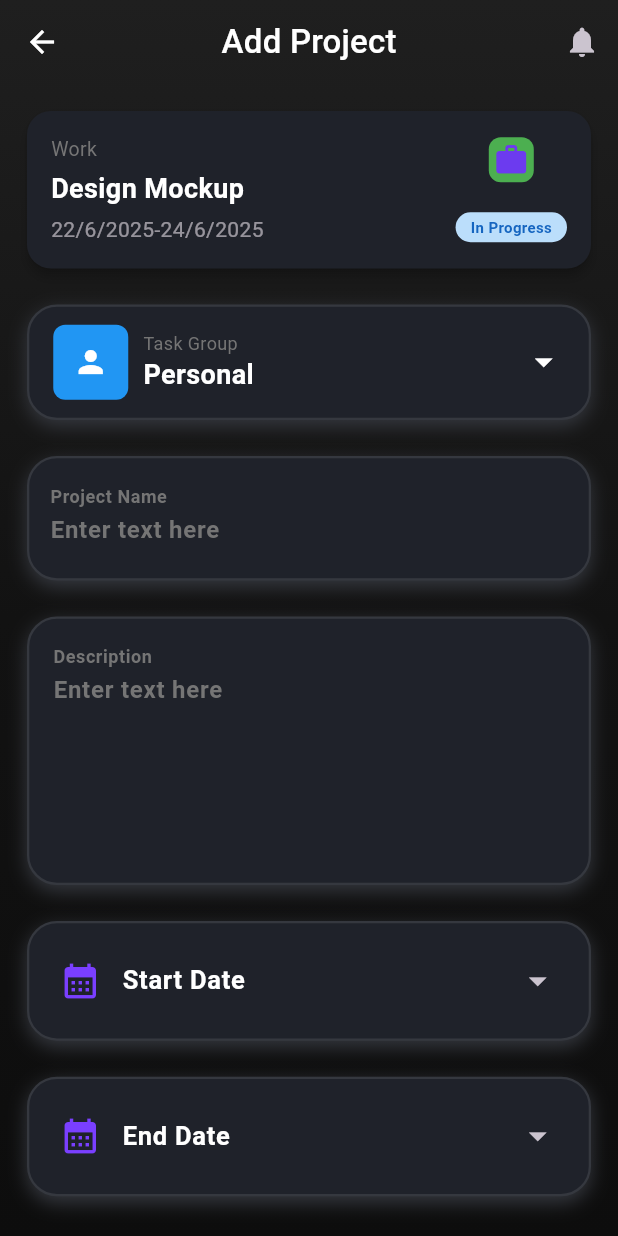
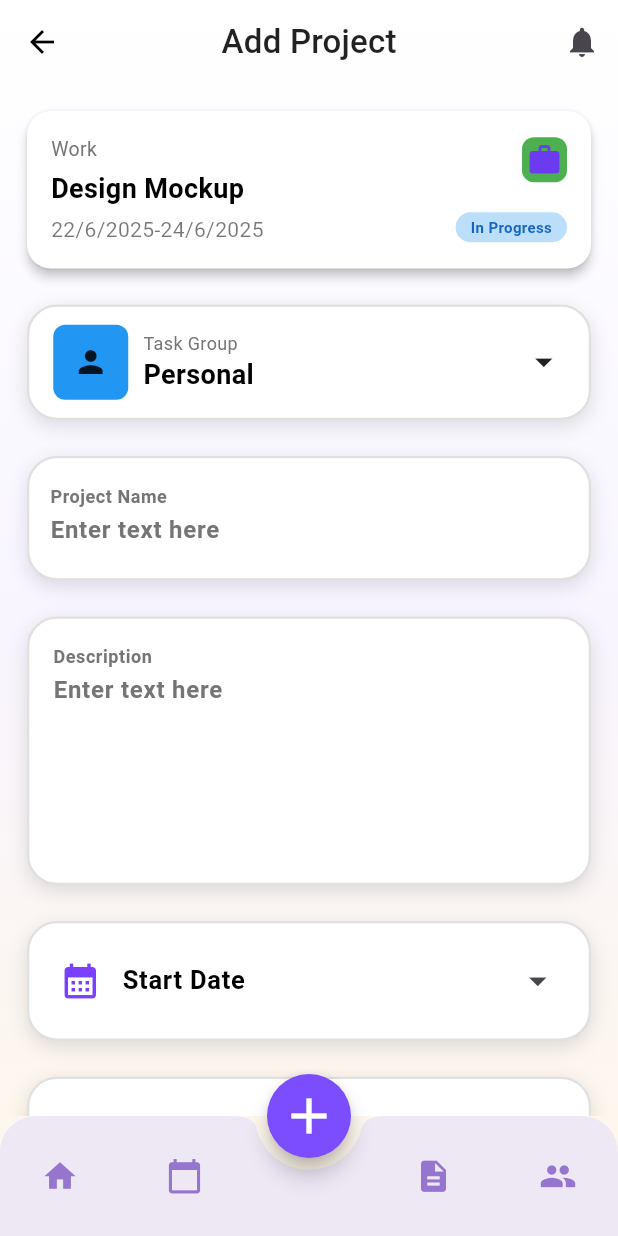
Before and after one commit to LucHo251025/Task-Manager-App, a Flutter app: the screen it shows after launch, after a tap on "To-do", on a phone screen of 412 x 824 dp. Run offline on Flutter 3.47's test engine with Material 3 defaults, Android fonts, the phone set to English and light mode, and no system bars; our stand-ins replace flutter_bloc, font_awesome_flutter; Roboto replaces fonts that are missing (Urbanist).

Commit message:
create bottom navigation

```diff
--- a/lib/features/task/presentation/pages/app_wrapper.dart
+++ b/lib/features/task/presentation/pages/app_wrapper.dart
@@ -9,10 +9,52 @@ class AppWrapper extends StatelessWidget {
   Widget build(BuildContext context) {
     final theme = Theme.of(context);
 
-    return
-      Scaffold(
+    return Scaffold(
+        floatingActionButton: FloatingActionButton(
+          onPressed: () {},
+          backgroundColor: Colors.deepPurpleAccent,
+          elevation: 6,
+          shape: const CircleBorder(),
+          child: const Icon(Icons.add, color: Colors.white,size: 40),
+        ),
+        extendBody: true  ,
+        floatingActionButtonLocation: FloatingActionButtonLocation.centerDocked,
+        bottomNavigationBar: ClipRRect(
+          borderRadius: const BorderRadius.only(
+            topLeft: Radius.circular(24),
+            topRight: Radius.circular(24),
+          ),
+          child: BottomAppBar(
+            shape: const CircularNotchedRectangle(),
+            notchMargin: 8,
+            elevation: 10,
+            color: Colors.deepPurple.shade50.withOpacity(0.95),
+            child: _buildBottomBar(),
+          ),
+        ),
+
         backgroundColor: Colors.transparent,
         body: AddProjectScreen(),
       );
   }
 }
+Widget _buildBottomBar() {
+  return Row(
+      mainAxisAlignment: MainAxisAlignment.spaceBetween,
+      children: [
+        _buildNavIcon(Icons.home,
+        ),
+        _buildNavIcon(Icons.calendar_today),
+        const SizedBox(width: 48), // chừa chỗ cho nút +
+        _buildNavIcon(Icons.description),
+        _buildNavIcon(Icons.group),
+      ],
+  );
+}
+
+Widget _buildNavIcon(IconData iconData) {
+  return IconButton(
+    onPressed: () {},
+    icon: Icon(iconData, color: Colors.deepPurple.shade300,size: 25),
+  );
+}
--- a/lib/features/task/presentation/widgets/task_card.dart
+++ b/lib/features/task/presentation/widgets/task_card.dart
@@ -91,6 +91,7 @@ class _TaskCardState extends State<TaskCard> {
                     Text(
                       widget.task.title,
                       style: TextStyle(
+                        color: theme.colorScheme.onSecondary,
                         fontSize: 18,
                         fontWeight: FontWeight.bold,
                       ),
@@ -109,6 +110,7 @@ class _TaskCardState extends State<TaskCard> {
                 ),
                 Column(
                   mainAxisSize: MainAxisSize.max,
+                  crossAxisAlignment: CrossAxisAlignment.end,
                   mainAxisAlignment: MainAxisAlignment.spaceBetween,
                   children: [
                     Container(
--- a/lib/main.dart
+++ b/lib/main.dart
@@ -122,10 +122,11 @@ class MyApp extends StatelessWidget {
   Widget build(BuildContext context) {
     return MaterialApp(
       title: 'Flutter Demo',
-      theme: darkTheme,
+      theme: lightTheme,
       darkTheme: darkTheme,
       themeMode: ThemeMode.system,
       home: const AppWrapper(),
+
     );
   }
 }
```
